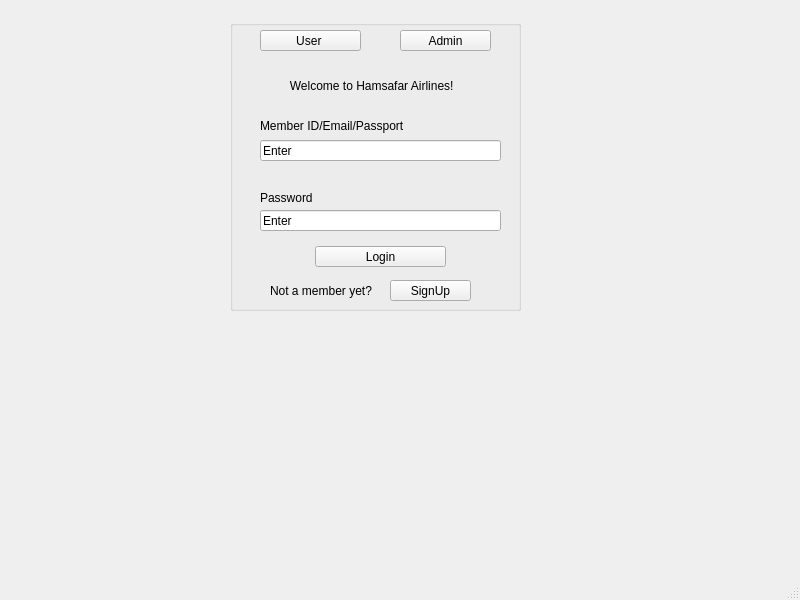
Before: the Qt Designer form login_screen.ui in sarahfsl/HamSafar-Airlines, drawn with Qt 5.
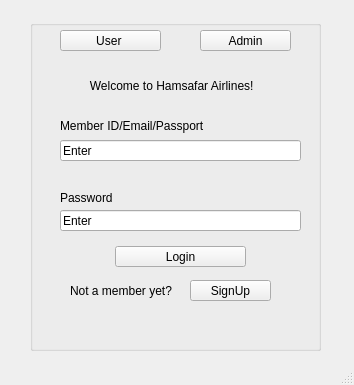
After: the same form once the commit is applied.

Diff of the .ui file:
```diff
--- a/login_screen.ui
+++ b/login_screen.ui
@@ -6,8 +6,8 @@
    <rect>
     <x>0</x>
     <y>0</y>
-    <width>800</width>
-    <height>600</height>
+    <width>354</width>
+    <height>385</height>
    </rect>
   </property>
   <property name="windowTitle">
@@ -17,10 +17,10 @@
    <widget class="QGroupBox" name="groupBox">
     <property name="geometry">
      <rect>
-      <x>230</x>
+      <x>30</x>
       <y>20</y>
       <width>291</width>
-      <height>291</height>
+      <height>331</height>
      </rect>
     </property>
     <property name="title">
```
Left out of the diff: 2 changed lines with no effect on the pictures.
